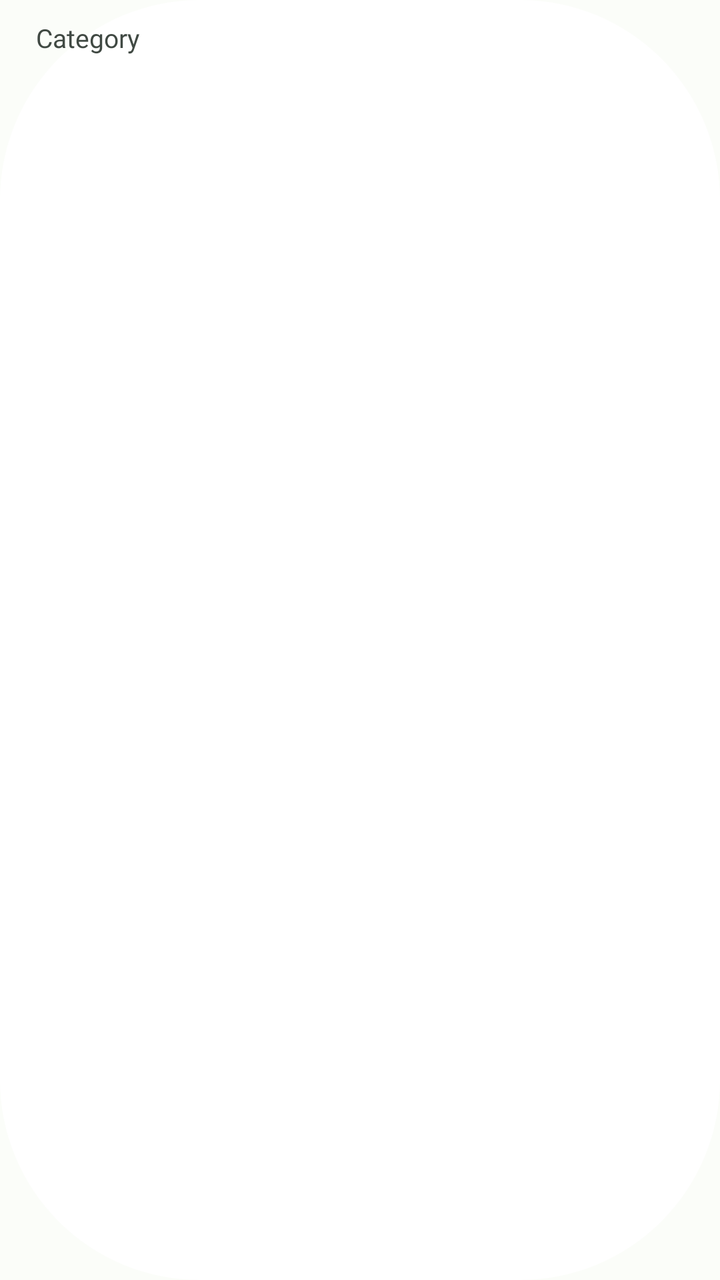
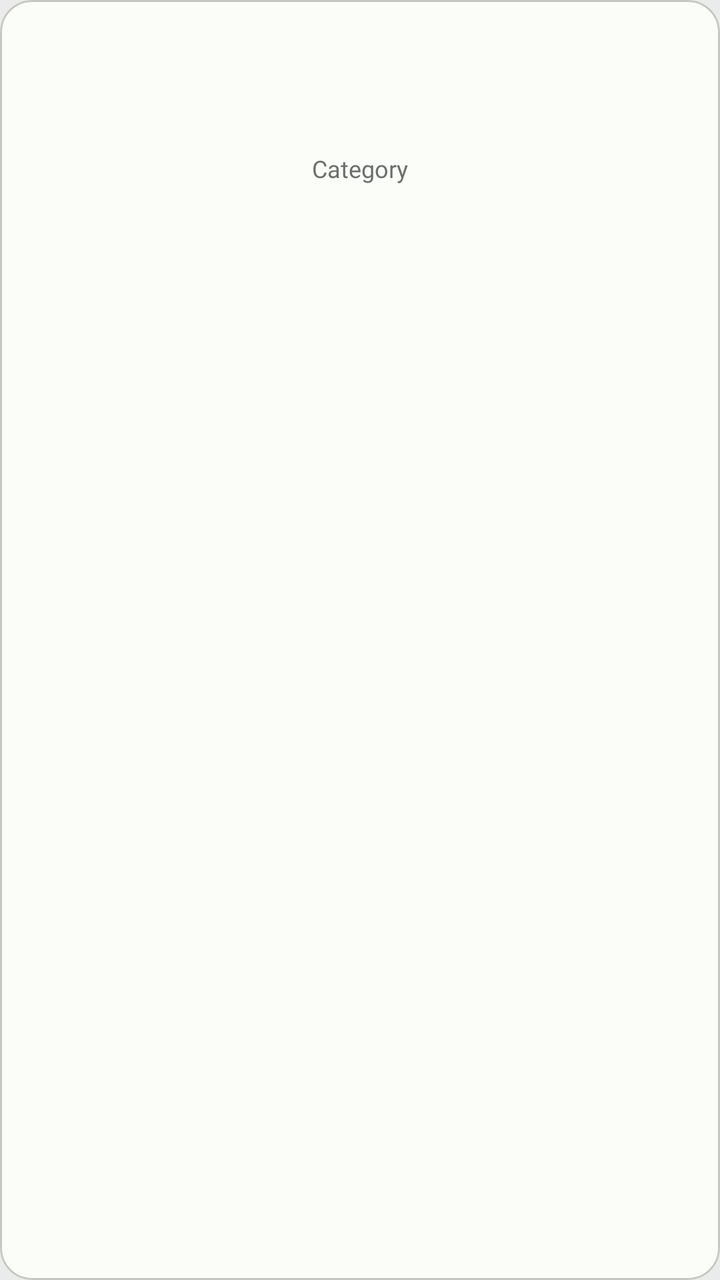

Before-and-after screenshots of an Android layout around one commit, followed by the original layout XML and the change that was made.
<!-- AndroidManifest.xml: application theme Theme.Ozamiz -->
<!-- res/layout/item_menu_category_filter.xml -->
<?xml version="1.0" encoding="utf-8"?>
<FrameLayout xmlns:android="http://schemas.android.com/apk/res/android"
    android:layout_width="wrap_content"
    android:layout_height="wrap_content"
    android:layout_marginEnd="10dp"
    android:layout_marginVertical="4dp"
    android:paddingHorizontal="18dp"
    android:paddingVertical="10dp"
    android:background="@drawable/pill_background">

    <TextView
        android:id="@+id/textName"
        android:layout_width="wrap_content"
        android:layout_height="wrap_content"
        android:text="Category"
        android:textSize="13sp"
        android:fontFamily="@font/roboto_medium"
        android:textColor="?attr/colorOnSurfaceVariant"/>

</FrameLayout>
<!-- resources referenced by this layout -->
<resources>
  <!-- drawable pill_background (drawable) -->
  <?xml version="1.0" encoding="utf-8"?>
  <shape xmlns:android="http://schemas.android.com/apk/res/android"
      android:shape="rectangle">
      <corners android:radius="100dp" />
      <solid android:color="@android:color/white" />
  </shape>
  <style name="Base.Ozamiz" parent="Theme.Material3.Light.NoActionBar">
          
          <item name="backgroundColor">?attr/colorSurface</item>
          <item name="android:windowBackground">?attr/colorSurface</item>
  
          
          <item name="android:statusBarColor">@android:color/transparent</item>
          <item name="android:navigationBarColor">@android:color/transparent</item>
          <item name="android:windowLightStatusBar">true</item>
          <item name="android:windowLightNavigationBar">true</item>
  
          <item name="colorPrimary">@color/md_theme_light_primary</item>
          <item name="colorOnPrimary">@color/md_theme_light_onPrimary</item>
          <item name="colorPrimaryContainer">@color/md_theme_light_primaryContainer</item>
          <item name="colorOnPrimaryContainer">@color/md_theme_light_onPrimaryContainer</item>
          <item name="colorSecondary">@color/md_theme_light_secondary</item>
          <item name="colorOnSecondary">@color/md_theme_light_onSecondary</item>
          <item name="colorError">@color/md_theme_light_error</item>
          <item name="colorOnError">@color/md_theme_light_onError</item>
  
          <item name="colorSurface">@color/md_theme_light_surface</item>
          <item name="colorOnSurface">@color/md_theme_light_onSurface</item>
          <item name="colorSurfaceVariant">@color/md_theme_light_surfaceVariant</item>
          <item name="colorOnSurfaceVariant">@color/md_theme_light_onSurfaceVariant</item>
          <item name="colorOutline">@color/md_theme_light_outline</item>
  
          <item name="colorSurfaceContainerLowest">@color/md_theme_light_surfaceContainerLowest</item>
          <item name="colorSurfaceContainerLow">@color/md_theme_light_surfaceContainerLow</item>
          <item name="colorSurfaceContainer">@color/md_theme_light_surfaceContainer</item>
          <item name="colorSurfaceContainerHigh">@color/md_theme_light_surfaceContainerHigh</item>
      </style>
  <color name="md_theme_light_primary">#006D42</color>
  <color name="md_theme_light_secondary">#4F6353</color>
  <color name="md_theme_light_error">#BA1A1A</color>
  <color name="md_theme_light_onError">#FFFFFF</color>
  <color name="md_theme_light_surface">#FBFDF9</color>
  <color name="md_theme_light_onSurface">#191C1A</color>
  <color name="md_theme_light_onSurfaceVariant">#404943</color>
  <color name="md_theme_light_outline">#707973</color>
  <!-- unchanged entries left out for length: 10 -->
</resources>

<!-- the commit's change to res/layout/item_menu_category_filter.xml (unified diff, before → after) -->
@@ -1,20 +1,56 @@
 <?xml version="1.0" encoding="utf-8"?>
-<FrameLayout xmlns:android="http://schemas.android.com/apk/res/android"
-    android:layout_width="wrap_content"
+<com.google.android.material.card.MaterialCardView xmlns:android="http://schemas.android.com/apk/res/android"
+    xmlns:app="http://schemas.android.com/apk/res-auto"
+    android:layout_width="match_parent"
     android:layout_height="wrap_content"
-    android:layout_marginEnd="10dp"
-    android:layout_marginVertical="4dp"
-    android:paddingHorizontal="18dp"
-    android:paddingVertical="10dp"
-    android:background="@drawable/pill_background">
+    android:layout_margin="4dp"
+    app:cardCornerRadius="16dp"
+    app:cardElevation="0dp"
+    app:strokeWidth="1dp"
+    app:strokeColor="?attr/colorOutlineVariant"
+    android:foreground="?selectableItemBackground">
 
-    <TextView
-        android:id="@+id/textName"
-        android:layout_width="wrap_content"
+    <LinearLayout
+        android:layout_width="match_parent"
         android:layout_height="wrap_content"
-        android:text="Category"
-        android:textSize="13sp"
-        android:fontFamily="@font/roboto_medium"
-        android:textColor="?attr/colorOnSurfaceVariant"/>
+        android:orientation="vertical"
+        android:gravity="center"
+        android:padding="12dp">
 
-</FrameLayout>
+        <FrameLayout
+            android:layout_width="match_parent"
+            android:layout_height="56dp"
+            android:layout_gravity="center">
+
+            <ImageView
+                android:id="@+id/imgCategory"
+                android:layout_width="match_parent"
+                android:layout_height="match_parent"
+                android:scaleType="centerCrop"
+                android:visibility="gone" />
+
+            <TextView
+                android:id="@+id/textEmoji"
+                android:layout_width="match_parent"
+                android:layout_height="match_parent"
+                android:gravity="center"
+                android:textSize="28sp"
+                android:visibility="visible" />
+        </FrameLayout>
+
+        <TextView
+            android:id="@+id/textName"
+            android:layout_width="match_parent"
+            android:layout_height="wrap_content"
+            android:gravity="center"
+            android:layout_marginTop="8dp"
+            android:text="Category"
+            android:textSize="12sp"
+            android:maxLines="2"
+            android:ellipsize="end"
+            android:fontFamily="@font/roboto_medium"
+            android:textColor="?attr/colorOnSurfaceVariant"/>
+
+    </LinearLayout>
+
+</com.google.android.material.card.MaterialCardView>
<!-- resource entries referenced after the edit -->
@@ -1,51 +1,74 @@
 <!-- resources referenced by this layout -->
 <resources>
-  <!-- drawable pill_background (drawable) -->
-  <?xml version="1.0" encoding="utf-8"?>
-  <shape xmlns:android="http://schemas.android.com/apk/res/android"
-      android:shape="rectangle">
-      <corners android:radius="100dp" />
-      <solid android:color="@android:color/white" />
-  </shape>
   <style name="Base.Ozamiz" parent="Theme.Material3.Light.NoActionBar">
-          
-          <item name="backgroundColor">?attr/colorSurface</item>
-          <item name="android:windowBackground">?attr/colorSurface</item>
-  
-          
-          <item name="android:statusBarColor">@android:color/transparent</item>
-          <item name="android:navigationBarColor">@android:color/transparent</item>
+          <item name="backgroundColor">@color/md_theme_light_surfaceContainer</item>
+          <item name="android:windowBackground">@color/md_theme_light_surfaceContainer</item>
+          <item name="android:statusBarColor">@color/md_theme_light_surfaceContainer</item>
           <item name="android:windowLightStatusBar">true</item>
-          <item name="android:windowLightNavigationBar">true</item>
   
           <item name="colorPrimary">@color/md_theme_light_primary</item>
           <item name="colorOnPrimary">@color/md_theme_light_onPrimary</item>
           <item name="colorPrimaryContainer">@color/md_theme_light_primaryContainer</item>
           <item name="colorOnPrimaryContainer">@color/md_theme_light_onPrimaryContainer</item>
+  
           <item name="colorSecondary">@color/md_theme_light_secondary</item>
           <item name="colorOnSecondary">@color/md_theme_light_onSecondary</item>
+          <item name="colorSecondaryContainer">@color/md_theme_light_secondaryContainer</item>
+          <item name="colorOnSecondaryContainer">@color/md_theme_light_onSecondaryContainer</item>
+  
+          
+          <item name="colorTertiary">@color/md_theme_light_tertiary</item>
+          <item name="colorOnTertiary">@color/md_theme_light_onTertiary</item>
+          <item name="colorTertiaryContainer">@color/md_theme_light_tertiaryContainer</item>
+          <item name="colorOnTertiaryContainer">@color/md_theme_light_onTertiaryContainer</item>
+  
+          
           <item name="colorError">@color/md_theme_light_error</item>
           <item name="colorOnError">@color/md_theme_light_onError</item>
+          <item name="colorErrorContainer">@color/md_theme_light_errorContainer</item>
+          <item name="colorOnErrorContainer">@color/md_theme_light_onErrorContainer</item>
   
           <item name="colorSurface">@color/md_theme_light_surface</item>
           <item name="colorOnSurface">@color/md_theme_light_onSurface</item>
           <item name="colorSurfaceVariant">@color/md_theme_light_surfaceVariant</item>
-          <item name="colorOnSurfaceVariant">@color/md_theme_light_onSurfaceVariant</item>
+          <item name="colorOnSurfaceVariant">#6D6D6D</item>
           <item name="colorOutline">@color/md_theme_light_outline</item>
+          <item name="colorOutlineVariant">#C2C8C2</item>
   
           <item name="colorSurfaceContainerLowest">@color/md_theme_light_surfaceContainerLowest</item>
           <item name="colorSurfaceContainerLow">@color/md_theme_light_surfaceContainerLow</item>
           <item name="colorSurfaceContainer">@color/md_theme_light_surfaceContainer</item>
           <item name="colorSurfaceContainerHigh">@color/md_theme_light_surfaceContainerHigh</item>
+          <item name="colorSurfaceContainerHighest">@color/md_theme_light_surfaceContainerHighest</item>
+  
+          
+          <item name="colorSurfaceInverse">#2E312F</item>
+          <item name="colorOnSurfaceInverse">#F0F5F1</item>
+  
+          
+          <item name="contentScrim">#000000</item>
+          <item name="android:shadowColor">#006D42</item>
+  
+          
+          <item name="customGreen">#006D42</item>
+          <item name="customYellow">#FFB116</item>
       </style>
   <color name="md_theme_light_primary">#006D42</color>
   <color name="md_theme_light_secondary">#4F6353</color>
+  <color name="md_theme_light_secondaryContainer">#D2E8D4</color>
+  <color name="md_theme_light_onSecondaryContainer">#0D1F13</color>
+  <color name="md_theme_light_tertiary">#3A646F</color>
+  <color name="md_theme_light_onTertiary">#FFFFFF</color>
+  <color name="md_theme_light_tertiaryContainer">#BEEAF7</color>
+  <color name="md_theme_light_onTertiaryContainer">#001F25</color>
   <color name="md_theme_light_error">#BA1A1A</color>
   <color name="md_theme_light_onError">#FFFFFF</color>
+  <color name="md_theme_light_errorContainer">#FFDAD6</color>
+  <color name="md_theme_light_onErrorContainer">#410002</color>
   <color name="md_theme_light_surface">#FBFDF9</color>
   <color name="md_theme_light_onSurface">#191C1A</color>
-  <color name="md_theme_light_onSurfaceVariant">#404943</color>
   <color name="md_theme_light_outline">#707973</color>
+  <color name="md_theme_light_surfaceContainerHighest">#E6E6E6</color>
   <!-- unchanged entries left out for length: 10 -->
 </resources>
 
